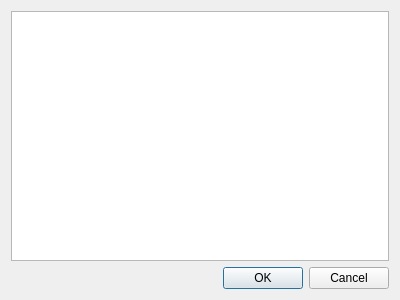
This is CreateTableInstancesDialog.ui in fritzone/ddm as Qt 5 draws it before an edit. The edited form follows.
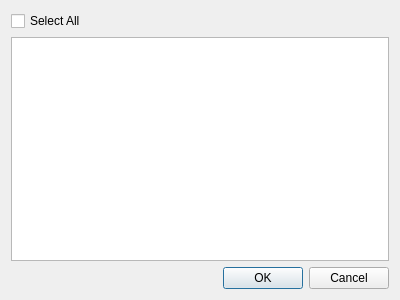
This is the edited form.

Diff of the .ui file:
```diff
--- a/CreateTableInstancesDialog.ui
+++ b/CreateTableInstancesDialog.ui
@@ -14,6 +14,13 @@
    <string>Create a table instance</string>
   </property>
   <layout class="QVBoxLayout" name="verticalLayout">
+   <item>
+    <widget class="QCheckBox" name="chkSelectAll">
+     <property name="text">
+      <string>Select All</string>
+     </property>
+    </widget>
+   </item>
    <item>
     <widget class="QListWidget" name="listWidget"/>
    </item>
```
Left out of the diff: 19 changed lines with no effect on the pictures.
